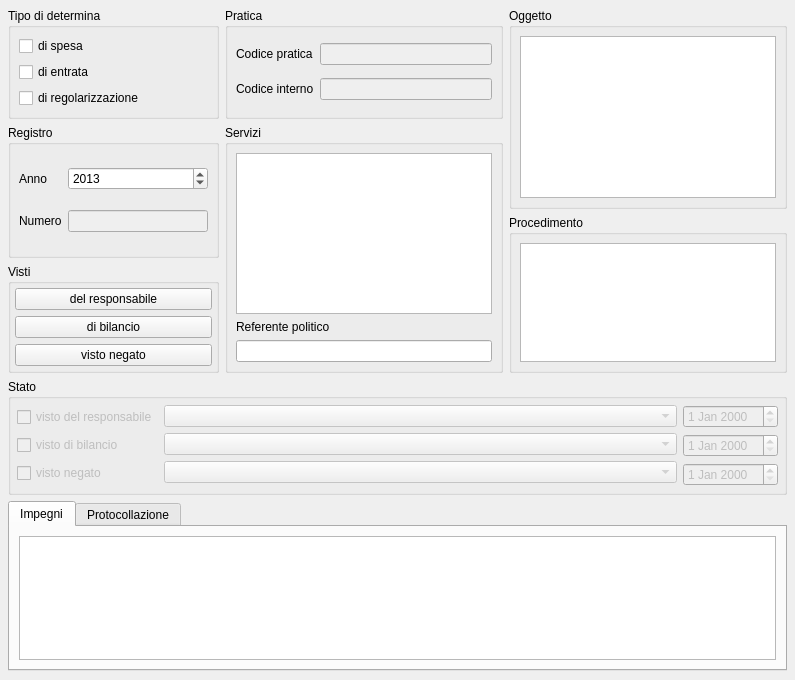
This is src/com/axiastudio/suite/deliberedetermine/forms/determina.ui in tizianolattisi/suitegda as Qt 5 draws it before an edit. The edited form follows.
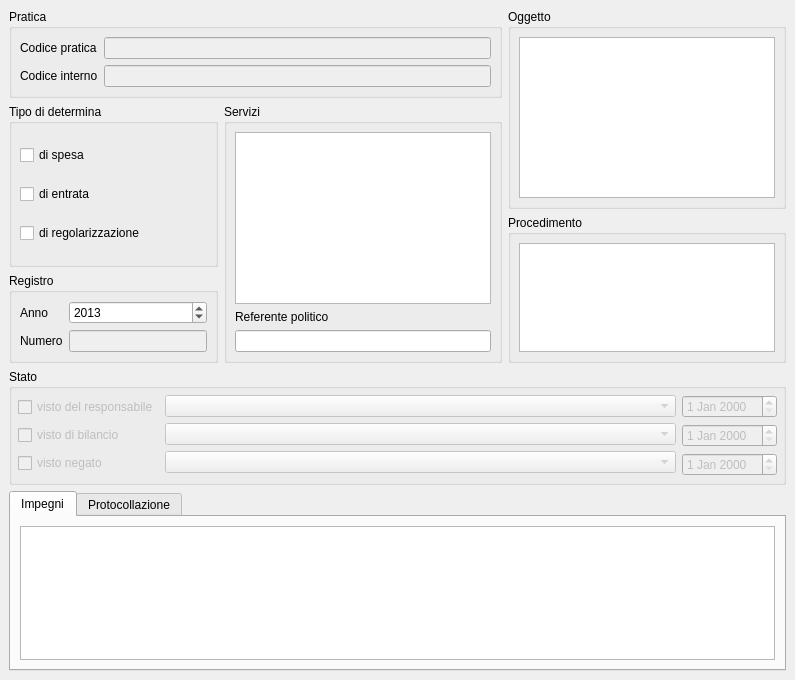
This is the edited form. Custom widgets are drawn as their Qt base class.

Commit message: Commentati sulla form della determina i vecchi pulsanti dei visti e il codice relativo.

```diff
--- a/src/com/axiastudio/suite/deliberedetermine/forms/determina.ui
+++ b/src/com/axiastudio/suite/deliberedetermine/forms/determina.ui
@@ -18,67 +18,7 @@
   </property>
   <widget class="QWidget" name="centralwidget">
    <layout class="QGridLayout" name="gridLayout_3">
-    <property name="leftMargin">
-     <number>8</number>
-    </property>
-    <property name="topMargin">
-     <number>8</number>
-    </property>
-    <property name="rightMargin">
-     <number>8</number>
-    </property>
-    <item row="0" column="0">
-     <widget class="QGroupBox" name="groupBox_4">
-      <property name="title">
-       <string>Tipo di determina</string>
-      </property>
-      <layout class="QVBoxLayout" name="verticalLayout_6">
-       <property name="leftMargin">
-        <number>8</number>
-       </property>
-       <property name="topMargin">
-        <number>8</number>
-       </property>
-       <property name="rightMargin">
-        <number>8</number>
-       </property>
-       <property name="bottomMargin">
-        <number>8</number>
-       </property>
-       <item>
-        <widget class="QCheckBox" name="checkBox_4">
-         <property name="text">
-          <string>di spesa</string>
-         </property>
-         <property name="column" stdset="0">
-          <string>dispesa</string>
-         </property>
-        </widget>
-       </item>
-       <item>
-        <widget class="QCheckBox" name="checkBox_5">
-         <property name="text">
-          <string>di entrata</string>
-         </property>
-         <property name="column" stdset="0">
-          <string>diEntrata</string>
-         </property>
-        </widget>
-       </item>
-       <item>
-        <widget class="QCheckBox" name="checkBox_6">
-         <property name="text">
-          <string>di regolarizzazione</string>
-         </property>
-         <property name="column" stdset="0">
-          <string>diRegolarizzazione</string>
-         </property>
-        </widget>
-       </item>
-      </layout>
-     </widget>
-    </item>
-    <item row="0" column="1">
+    <item row="0" column="0" colspan="2">
      <widget class="QGroupBox" name="groupBox_6">
       <property name="title">
        <string>Pratica</string>
@@ -165,11 +105,11 @@
      </widget>
     </item>
     <item row="1" column="0" rowspan="2">
-     <widget class="QGroupBox" name="groupBox_7">
+     <widget class="QGroupBox" name="groupBox_4">
       <property name="title">
-       <string>Registro</string>
+       <string>Tipo di determina</string>
       </property>
-      <layout class="QGridLayout" name="gridLayout_2">
+      <layout class="QVBoxLayout" name="verticalLayout_6">
        <property name="leftMargin">
         <number>8</number>
        </property>
@@ -182,47 +122,28 @@
        <property name="bottomMargin">
         <number>8</number>
        </property>
-       <item row="0" column="0">
-        <widget class="QLabel" name="label_4">
+       <item>
+        <widget class="QCheckBox" name="checkBox_4">
          <property name="text">
-          <string>Anno</string>
+          <string>di spesa</string>
          </property>
         </widget>
        </item>
-       <item row="0" column="1">
-        <widget class="QSpinBox" name="spinBox">
-         <property name="frame">
-          <bool>true</bool>
+       <item>
+        <widget class="QCheckBox" name="checkBox_5">
+         <property name="text">
+          <string>di entrata</string>
          </property>
-         <property name="keyboardTracking">
-          <bool>true</bool>
-         </property>
-         <property name="minimum">
-          <number>2000</number>
-         </property>
-         <property name="maximum">
-          <number>2040</number>
-         </property>
-         <property name="value">
-          <number>2013</number>
-         </property>
          <property name="column" stdset="0">
           <string>anno</string>
          </property>
         </widget>
        </item>
-       <item row="1" column="0">
-        <widget class="QLabel" name="label_5">
+       <item>
+        <widget class="QCheckBox" name="checkBox_6">
          <property name="text">
-          <string>Numero</string>
+          <string>di regolarizzazione</string>
          </property>
-        </widget>
-       </item>
-       <item row="1" column="1">
-        <widget class="QLineEdit" name="lineEdit_5">
-         <property name="enabled">
-          <bool>false</bool>
-         </property>
          <property name="column" stdset="0">
           <string>numero</string>
          </property>
@@ -304,41 +225,66 @@
      </widget>
     </item>
     <item row="3" column="0">
-     <widget class="QGroupBox" name="groupBox_2">
+     <widget class="QGroupBox" name="groupBox_7">
       <property name="title">
-       <string>Visti</string>
+       <string>Registro</string>
       </property>
-      <layout class="QVBoxLayout" name="verticalLayout_2">
+      <layout class="QGridLayout" name="gridLayout_2">
        <property name="leftMargin">
-        <number>4</number>
+        <number>8</number>
        </property>
        <property name="topMargin">
-        <number>4</number>
+        <number>8</number>
        </property>
        <property name="rightMargin">
-        <number>4</number>
+        <number>8</number>
        </property>
        <property name="bottomMargin">
-        <number>4</number>
+        <number>8</number>
        </property>
-       <item>
-        <widget class="QPushButton" name="pushButtonResponsabile">
+       <item row="0" column="0">
+        <widget class="QLabel" name="label_4">
          <property name="text">
-          <string>del responsabile</string>
+          <string>Anno</string>
          </property>
         </widget>
        </item>
-       <item>
-        <widget class="QPushButton" name="pushButtonBilancio">
-         <property name="text">
-          <string>di bilancio</string>
+       <item row="0" column="1">
+        <widget class="QSpinBox" name="spinBox">
+         <property name="frame">
+          <bool>true</bool>
          </property>
+         <property name="keyboardTracking">
+          <bool>true</bool>
+         </property>
+         <property name="minimum">
+          <number>2000</number>
+         </property>
+         <property name="maximum">
+          <number>2040</number>
+         </property>
+         <property name="value">
+          <number>2013</number>
+         </property>
+         <property name="column" stdset="0">
+          <string>anno</string>
+         </property>
         </widget>
        </item>
-       <item>
-        <widget class="QPushButton" name="pushButtonVistoNegato">
+       <item row="1" column="0">
+        <widget class="QLabel" name="label_5">
          <property name="text">
-          <string>visto negato</string>
+          <string>Numero</string>
+         </property>
+        </widget>
+       </item>
+       <item row="1" column="1">
+        <widget class="QLineEdit" name="lineEdit_5">
+         <property name="enabled">
+          <bool>false</bool>
+         </property>
+         <property name="column" stdset="0">
+          <string>numero</string>
          </property>
         </widget>
        </item>
```
Left out of the diff: 7 changed lines with no effect on the pictures. The commit also changes 1 other file.
